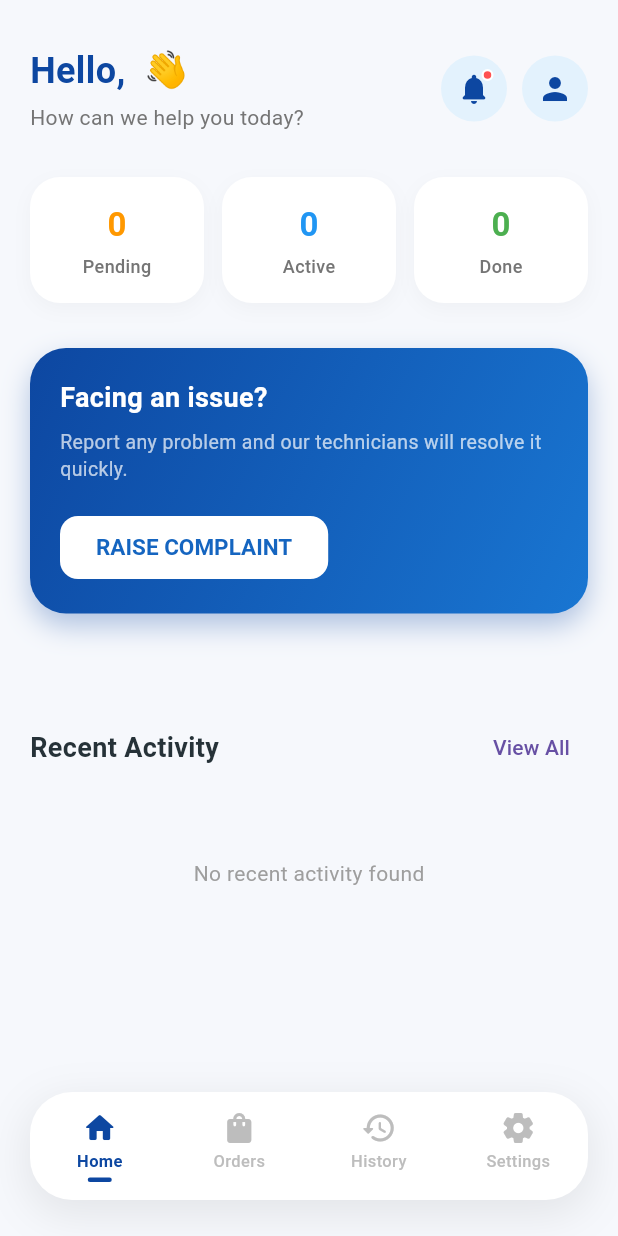
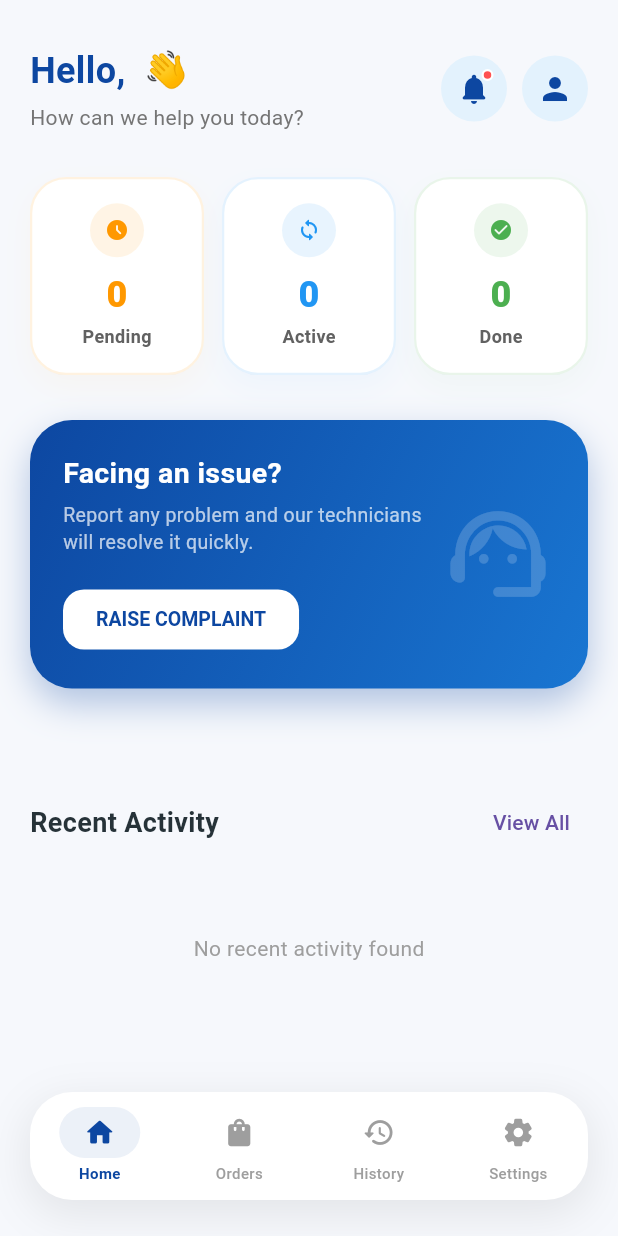
Before and after one commit to vidhuaghera2633-prog/customer_app, a Flutter app: the MainNavigation screen opened directly, on a phone screen of 412 x 824 dp. Run offline on Flutter 3.47's test engine with Material 3 defaults, Android fonts, the phone set to English and light mode, and no system bars; our stand-ins replace cloud_firestore, file_picker, firebase_auth, firebase_core, google_maps_flutter, image_picker and 1 more; accounts and stored records are empty.

Commit message:
UI Optimize: capsule bottom nav and home screen visual enhancements

```diff
--- a/lib/core/navigation/main_navigation.dart
+++ b/lib/core/navigation/main_navigation.dart
@@ -93,7 +93,7 @@ class _MainNavigationState extends State<MainNavigation> {
     );
   }
 
-  // ✅ Bottom Nav Item Widget with active indicator
+  // ✅ Bottom Nav Item Widget with capsule active indicator
   Widget _navItem({
     required IconData icon,
     required String label,
@@ -101,7 +101,7 @@ class _MainNavigationState extends State<MainNavigation> {
   }) {
     final bool active = selectedIndex == index;
     const Color activeColor = Color(0xff0D47A1);
-    final Color inactiveColor = Colors.grey.shade400;
+    final Color inactiveColor = Colors.grey;
 
     return Expanded(
       child: GestureDetector(
@@ -114,28 +114,26 @@ class _MainNavigationState extends State<MainNavigation> {
         child: Column(
           mainAxisAlignment: MainAxisAlignment.center,
           children: [
-            Icon(
-              icon,
-              color: active ? activeColor : inactiveColor,
-              size: 24,
+            AnimatedContainer(
+              duration: const Duration(milliseconds: 250),
+              padding: const EdgeInsets.symmetric(horizontal: 16, vertical: 6),
+              decoration: BoxDecoration(
+                color: active ? activeColor.withOpacity(0.08) : Colors.transparent,
+                borderRadius: BorderRadius.circular(20),
+              ),
+              child: Icon(
+                icon,
+                color: active ? activeColor : inactiveColor,
+                size: 22,
+              ),
             ),
-            const SizedBox(height: 3),
+            const SizedBox(height: 4),
             Text(
               label,
               style: TextStyle(
-                fontSize: 11,
+                fontSize: 10,
                 fontWeight: active ? FontWeight.bold : FontWeight.w500,
                 color: active ? activeColor : inactiveColor,
-              ),
-            ),
-            const SizedBox(height: 3),
-            AnimatedContainer(
-              duration: const Duration(milliseconds: 200),
-              width: active ? 16 : 0,
-              height: 3,
-              decoration: BoxDecoration(
-                color: activeColor,
-                borderRadius: BorderRadius.circular(1.5),
               ),
             ),
           ],
--- a/lib/features/complaints/presentation/screens/home_screen.dart
+++ b/lib/features/complaints/presentation/screens/home_screen.dart
@@ -168,11 +168,11 @@ class _HomeScreenState extends State<HomeScreen> {
 
                   return Row(
                     children: [
-                      _statusCard("Pending", pending, Colors.orange),
+                      _statusCard("Pending", pending, Colors.orange, Icons.access_time_filled_rounded),
                       const SizedBox(width: 12),
-                      _statusCard("Active", active, Colors.blue),
+                      _statusCard("Active", active, Colors.blue, Icons.sync_rounded),
                       const SizedBox(width: 12),
-                      _statusCard("Done", completed, Colors.green),
+                      _statusCard("Done", completed, Colors.green, Icons.check_circle_rounded),
                     ],
                   );
                 },
@@ -186,22 +186,25 @@ class _HomeScreenState extends State<HomeScreen> {
               delay: 300,
               child: Container(
                 width: double.infinity,
-                padding: const EdgeInsets.all(20),
+                padding: const EdgeInsets.all(22),
                 decoration: BoxDecoration(
                   gradient: const LinearGradient(
                     colors: [Color(0xff0D47A1), Color(0xff1976D2)],
                     begin: Alignment.topLeft,
                     end: Alignment.bottomRight,
                   ),
-                  borderRadius: BorderRadius.circular(24),
+                  borderRadius: BorderRadius.circular(28),
                   boxShadow: [
                     BoxShadow(
                       color: const Color(0xff0D47A1).withOpacity(0.3),
-                      blurRadius: 15,
-                      offset: const Offset(0, 8),
+                      blurRadius: 20,
+                      offset: const Offset(0, 10),
                     ),
                   ],
                 ),
+                child: Row(
+                  children: [
+                    Expanded(
                       child: Column(
                         crossAxisAlignment: CrossAxisAlignment.start,
                         children: [
@@ -209,28 +212,29 @@ class _HomeScreenState extends State<HomeScreen> {
                             "Facing an issue?",
                             style: TextStyle(
                               color: Colors.white,
-                        fontSize: 18,
+                              fontSize: 19,
                               fontWeight: FontWeight.bold,
                             ),
                           ),
-                    const SizedBox(height: 8),
+                          const SizedBox(height: 6),
                           const Text(
                             "Report any problem and our technicians will resolve it quickly.",
                             style: TextStyle(
                               color: Colors.white70,
                               fontSize: 13,
+                              height: 1.35,
                             ),
                           ),
-                    const SizedBox(height: 20),
+                          const SizedBox(height: 18),
                           ElevatedButton(
                             style: ElevatedButton.styleFrom(
                               backgroundColor: Colors.white,
-                        foregroundColor: Colors.blue[800],
+                              foregroundColor: const Color(0xff0D47A1),
                               shape: RoundedRectangleBorder(
-                          borderRadius: BorderRadius.circular(12),
+                                borderRadius: BorderRadius.circular(14),
                               ),
                               elevation: 0,
-                        padding: const EdgeInsets.symmetric(horizontal: 24, vertical: 12),
+                              padding: const EdgeInsets.symmetric(horizontal: 22, vertical: 12),
                             ),
                             onPressed: () {
                               Navigator.push(
@@ -240,7 +244,19 @@ class _HomeScreenState extends State<HomeScreen> {
                             },
                             child: const Text(
                               "RAISE COMPLAINT",
-                        style: TextStyle(fontWeight: FontWeight.bold),
+                              style: TextStyle(fontWeight: FontWeight.bold, fontSize: 13),
+                            ),
+                          ),
+                        ],
+                      ),
+                    ),
+                    const SizedBox(width: 12),
+                    Opacity(
+                      opacity: 0.18,
+                      child: const Icon(
+                        Icons.support_agent_rounded,
+                        color: Colors.white,
+                        size: 76,
                       ),
                     ),
                   ],
@@ -342,38 +358,48 @@ class _HomeScreenState extends State<HomeScreen> {
     );
   }
 
-  Widget _statusCard(String label, int count, Color color) {
+  Widget _statusCard(String label, int count, Color color, IconData icon) {
     return Expanded(
       child: Container(
-        padding: const EdgeInsets.symmetric(vertical: 16),
+        padding: const EdgeInsets.symmetric(vertical: 16, horizontal: 8),
         decoration: BoxDecoration(
           color: Colors.white,
-          borderRadius: BorderRadius.circular(20),
+          borderRadius: BorderRadius.circular(24),
+          border: Border.all(
+            color: color.withOpacity(0.12),
+            width: 1.5,
+          ),
           boxShadow: [
             BoxShadow(
-              color: Colors.black.withOpacity(0.03),
-              blurRadius: 10,
-              offset: const Offset(0, 4),
+              color: color.withOpacity(0.04),
+              blurRadius: 16,
+              offset: const Offset(0, 8),
             ),
           ],
         ),
         child: Column(
           children: [
+            CircleAvatar(
+              radius: 18,
+              backgroundColor: color.withOpacity(0.1),
+              child: Icon(icon, color: color, size: 16),
+            ),
+            const SizedBox(height: 8),
             Text(
               count.toString(),
               style: TextStyle(
-                fontSize: 22,
-                fontWeight: FontWeight.bold,
+                fontSize: 24,
+                fontWeight: FontWeight.w800,
                 color: color,
               ),
             ),
-            const SizedBox(height: 4),
+            const SizedBox(height: 2),
             Text(
               label,
               style: TextStyle(
                 fontSize: 12,
-                color: Colors.grey[600],
-                fontWeight: FontWeight.w500,
+                color: Colors.grey[700],
+                fontWeight: FontWeight.w600,
               ),
             ),
           ],
@@ -567,15 +593,35 @@ class _HomeScreenState extends State<HomeScreen> {
                         final productName = productData['product_name'] ?? 'Product';
 
                         return Container(
-                          margin: const EdgeInsets.only(bottom: 10),
+                          margin: const EdgeInsets.only(bottom: 12),
                           decoration: BoxDecoration(
-                            color: const Color(0xffF6F8FC),
-                            borderRadius: BorderRadius.circular(16),
+                            color: Colors.white,
+                            borderRadius: BorderRadius.circular(18),
+                            border: Border.all(
+                              color: Colors.grey.shade100,
+                              width: 1.5,
+                            ),
+                            boxShadow: [
+                              BoxShadow(
+                                color: Colors.black.withOpacity(0.015),
+                                blurRadius: 10,
+                                offset: const Offset(0, 4),
+                              ),
+                            ],
                           ),
                           child: ListTile(
-                            leading: const CircleAvatar(
-                              backgroundColor: Color(0xffE3F2FD),
-                              child: Icon(Icons.shopping_bag, color: Color(0xff0D47A1)),
+                            contentPadding: const EdgeInsets.symmetric(horizontal: 16, vertical: 4),
+                            leading: Container(
+                              padding: const EdgeInsets.all(10),
+                              decoration: const BoxDecoration(
+                                color: Color(0xffE3F2FD),
+                                shape: BoxShape.circle,
+                              ),
+                              child: const Icon(
+                                Icons.shopping_bag_rounded,
+                                color: Color(0xff0D47A1),
+                                size: 20,
+                              ),
                             ),
                             title: Text(
                               productName,
@@ -585,7 +631,18 @@ class _HomeScreenState extends State<HomeScreen> {
                                 color: Color(0xff263238),
                               ),
                             ),
-                            trailing: const Icon(Icons.chevron_right, color: Color(0xff0D47A1)),
+                            trailing: Container(
+                              padding: const EdgeInsets.all(4),
+                              decoration: BoxDecoration(
+                                color: const Color(0xff0D47A1).withOpacity(0.08),
+                                shape: BoxShape.circle,
+                              ),
+                              child: const Icon(
+                                Icons.chevron_right_rounded,
+                                color: Color(0xff0D47A1),
+                                size: 18,
+                              ),
+                            ),
                             onTap: () {
                               _showOrderDetailsDialog(
                                 context,
```
Lines whose indentation alone changed are shown as unchanged.
